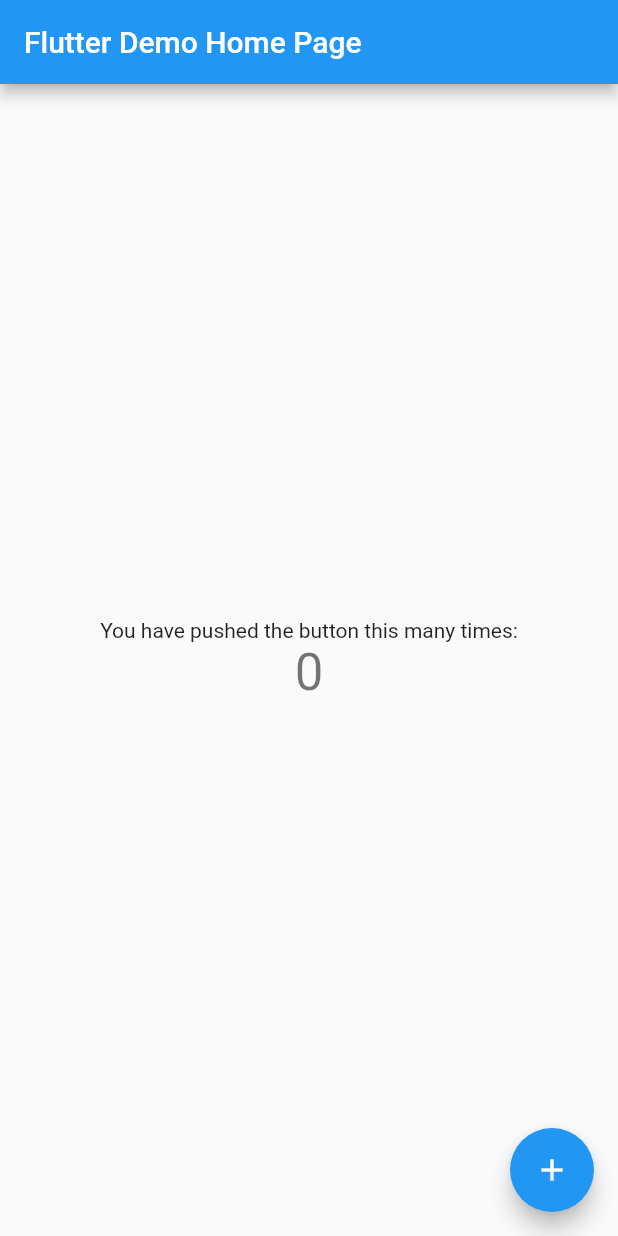
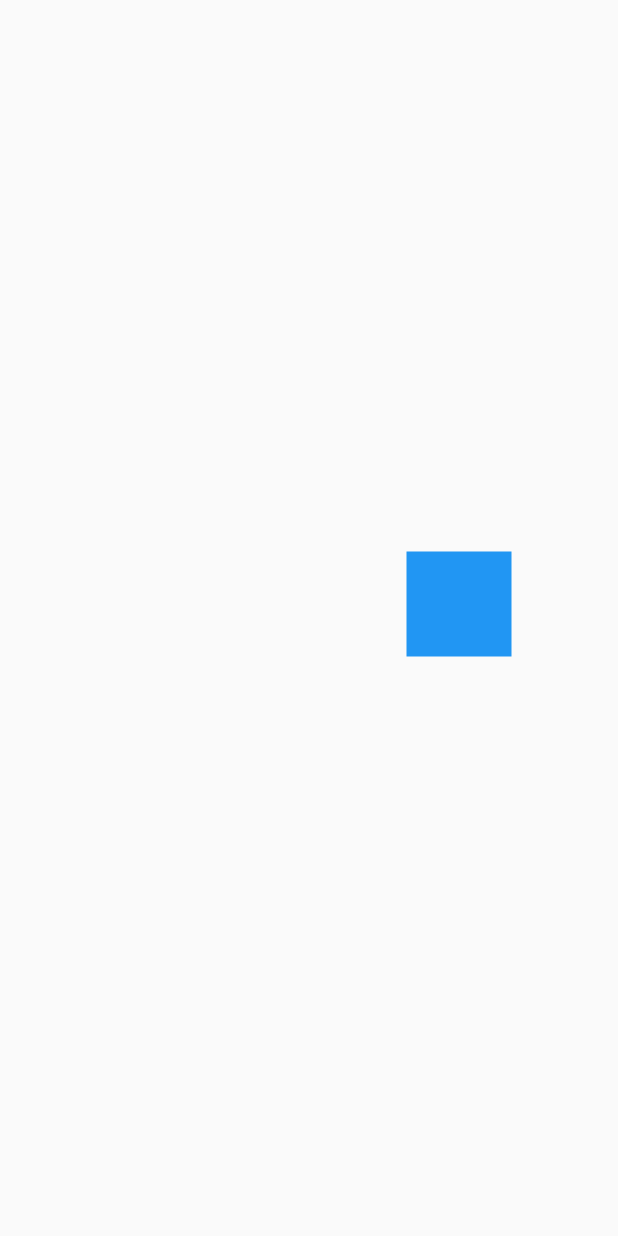
Before and after one commit to LeanGardella/FlutterUI, a Flutter app: the screen it shows after launch, on a phone screen of 412 x 824 dp. Run offline on Flutter 3.47's test engine with Material 2 defaults, Android fonts, the phone set to English and light mode, and no system bars.

Commit message:
Fin sección 3

```diff
--- a/lib/main.dart
+++ b/lib/main.dart
@@ -1,118 +1,16 @@
+import 'package:disenos/src/challenges/cuadrado_animado_page.dart';
+import 'package:disenos/src/pages/animaciones_page.dart';
 import 'package:flutter/material.dart';
-
-void main() {
-  runApp(MyApp());
-}
+//import 'package:disenos/src/pages/headers_page.dart';
+void main() => runApp(MyApp());
 
 class MyApp extends StatelessWidget {
-  // This widget is the root of your application.
   @override
   Widget build(BuildContext context) {
     return MaterialApp(
       debugShowCheckedModeBanner: false,
-      title: 'Flutter Demo',
-      theme: ThemeData(
-        // This is the theme of your application.
-        //
-        // Try running your application with "flutter run". You'll see the
-        // application has a blue toolbar. Then, without quitting the app, try
-        // changing the primarySwatch below to Colors.green and then invoke
-        // "hot reload" (press "r" in the console where you ran "flutter run",
-        // or simply save your changes to "hot reload" in a Flutter IDE).
-        // Notice that the counter didn't reset back to zero; the application
-        // is not restarted.
-        primarySwatch: Colors.blue,
-        // This makes the visual density adapt to the platform that you run
-        // the app on. For desktop platforms, the controls will be smaller and
-        // closer together (more dense) than on mobile platforms.
-        visualDensity: VisualDensity.adaptivePlatformDensity,
-      ),
-      home: MyHomePage(title: 'Flutter Demo Home Page'),
+      title: 'UI App',
+      home: CuadradoAnimadoPage(),
     );
   }
 }
-
-class MyHomePage extends StatefulWidget {
-  MyHomePage({Key key, this.title}) : super(key: key);
-
-  // This widget is the home page of your application. It is stateful, meaning
-  // that it has a State object (defined below) that contains fields that affect
-  // how it looks.
-
-  // This class is the configuration for the state. It holds the values (in this
-  // case the title) provided by the parent (in this case the App widget) and
-  // used by the build method of the State. Fields in a Widget subclass are
-  // always marked "final".
-
-  final String title;
-
-  @override
-  _MyHomePageState createState() => _MyHomePageState();
-}
-
-class _MyHomePageState extends State<MyHomePage> {
-  int _counter = 0;
-
-  void _incrementCounter() {
-    setState(() {
-      // This call to setState tells the Flutter framework that something has
-      // changed in this State, which causes it to rerun the build method below
-      // so that the display can reflect the updated values. If we changed
-      // _counter without calling setState(), then the build method would not be
-      // called again, and so nothing would appear to happen.
-      _counter++;
-    });
-  }
-
-  @override
-  Widget build(BuildContext context) {
-    // This method is rerun every time setState is called, for instance as done
-    // by the _incrementCounter method above.
-    //
-    // The Flutter framework has been optimized to make rerunning build methods
-    // fast, so that you can just rebuild anything that needs updating rather
-    // than having to individually change instances of widgets.
-    return Scaffold(
-      appBar: AppBar(
-        // Here we take the value from the MyHomePage object that was created by
-        // the App.build method, and use it to set our appbar title.
-        title: Text(widget.title),
-      ),
-      body: Center(
-        // Center is a layout widget. It takes a single child and positions it
-        // in the middle of the parent.
-        child: Column(
-          // Column is also a layout widget. It takes a list of children and
-          // arranges them vertically. By default, it sizes itself to fit its
-          // children horizontally, and tries to be as tall as its parent.
-          //
-          // Invoke "debug painting" (press "p" in the console, choose the
-          // "Toggle Debug Paint" action from the Flutter Inspector in Android
-          // Studio, or the "Toggle Debug Paint" command in Visual Studio Code)
-          // to see the wireframe for each widget.
-          //
-          // Column has various properties to control how it sizes itself and
-          // how it positions its children. Here we use mainAxisAlignment to
-          // center the children vertically; the main axis here is the vertical
-          // axis because Columns are vertical (the cross axis would be
-          // horizontal).
-          mainAxisAlignment: MainAxisAlignment.center,
-          children: <Widget>[
-            Text(
-              'You have pushed the button this many times:',
-            ),
-            Text(
-              '$_counter',
-              style: Theme.of(context).textTheme.headline4,
-            ),
-          ],
-        ),
-      ),
-      floatingActionButton: FloatingActionButton(
-        onPressed: _incrementCounter,
-        tooltip: 'Increment',
-        child: Icon(Icons.add),
-      ), // This trailing comma makes auto-formatting nicer for build methods.
-    );
-  }
-}
--- /dev/null
+++ b/lib/src/challenges/cuadrado_animado_page.dart
@@ -0,0 +1,98 @@
+import 'package:flutter/material.dart';
+
+class CuadradoAnimadoPage extends StatelessWidget {
+  @override
+  Widget build(BuildContext context) {
+    return Scaffold(
+      body: Center(child: _CuadroAnimado(),)
+    );
+  }
+}
+
+class _CuadroAnimado extends StatefulWidget{
+  @override
+  __CuadroAnimadoState createState() => __CuadroAnimadoState();
+}
+
+class __CuadroAnimadoState extends State<_CuadroAnimado>  with SingleTickerProviderStateMixin{
+  AnimationController ctrl;
+  //Animaciones
+  Animation<double> derecha;
+  Animation<double> arriba;
+  Animation<double> izquierda;
+  Animation<double> abajo;
+
+  @override
+  void initState() {
+    ctrl = AnimationController(vsync: this, duration: Duration(milliseconds: 4500));
+    derecha = Tween(begin: 0.0, end: 100.0).animate(CurvedAnimation(curve: Interval(0.0, 0.25, curve: Curves.bounceOut), parent: ctrl));
+    arriba = Tween(begin: 0.0, end: -100.0).animate(CurvedAnimation(curve: Interval(0.25, 0.5, curve: Curves.bounceOut), parent: ctrl));
+    izquierda = Tween(begin: 0.0, end: -100.0).animate(CurvedAnimation(curve: Interval(0.5, 0.75, curve: Curves.bounceOut), parent: ctrl));
+    abajo = Tween(begin: 0.0, end: 100.0).animate(CurvedAnimation(curve: Interval(0.75, 1.0, curve: Curves.bounceOut), parent: ctrl));
+
+    ctrl.addListener(() {
+      // print('Status: ${ctrl.status}');
+      if(ctrl.status == AnimationStatus.completed)
+        ctrl.reverse();
+      else if( ctrl.status == AnimationStatus.dismissed )
+        ctrl.forward();
+
+    });
+
+    super.initState();
+
+  }
+
+  @override
+  void dispose() {
+    ctrl.dispose();
+    super.dispose();
+  }
+
+  @override
+  Widget build(BuildContext context) {
+   ctrl.forward();
+
+    return AnimatedBuilder(
+      animation: ctrl,
+      child: _Rectangulo(),
+      builder: (context, child) {
+        // return Center(
+        //   child: Transform.translate(
+        //     offset: Offset(derecha.value,0),
+        //     child: Transform.translate(
+        //       offset: Offset(0, arriba.value),
+        //       child: Transform.translate(
+        //         offset: Offset(izquierda.value,0),
+        //         child:  Transform.translate(
+        //           offset: Offset(0, abajo.value),
+        //           child: child
+        //         ),
+        //       ),
+        //     ),
+        //   ),
+        // );
+        return Center(
+          child: Transform.translate(
+            offset: Offset(derecha.value + izquierda.value, arriba.value + abajo.value),
+            child: child,
+          )
+        );
+      },
+
+    );
+  }
+}
+
+class _Rectangulo extends StatelessWidget {
+    @override
+    Widget build(BuildContext context) {
+    return Container(
+       width: 70,
+       height: 70,
+       decoration: BoxDecoration(
+         color: Colors.blue
+       ),
+     );
+   }
+}
```
Also changed, not shown: lib/src/pages/animaciones_page.dart (added, +116 -0 lines), lib/src/pages/headers_page.dart (added, +11 -0 lines), lib/src/widgets/headers_widgets.dart (added, +279 -0 lines).
